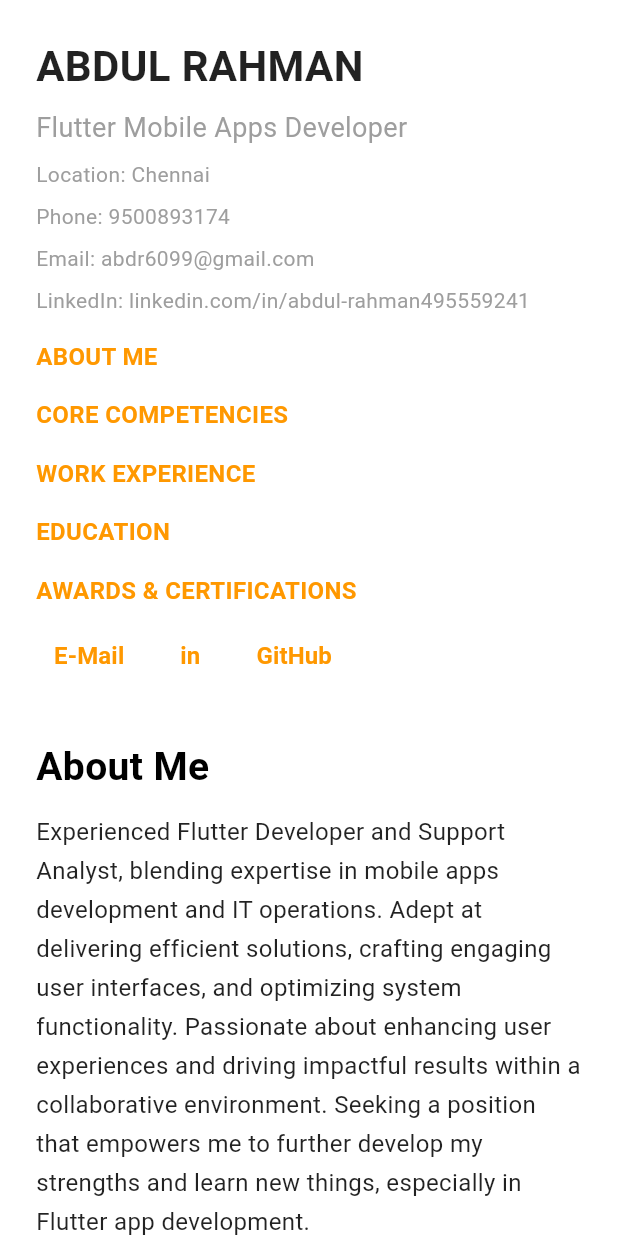
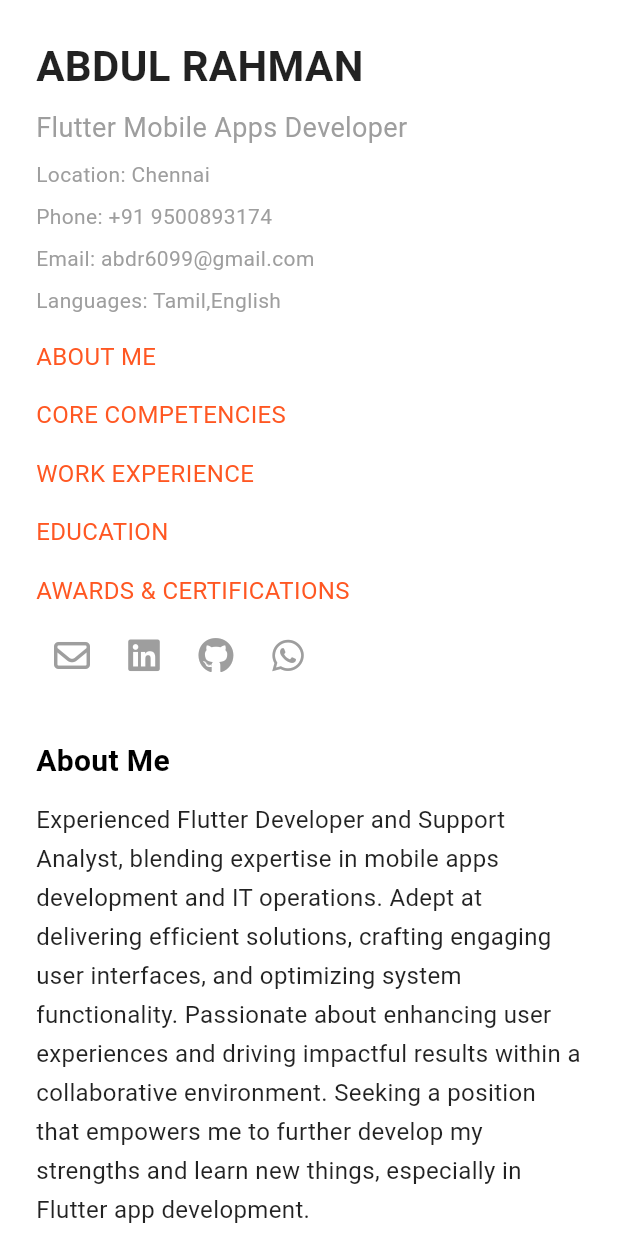
Before and after one commit to abdr60699/portfolio, a Flutter app: the screen it shows after launch, on a phone screen of 412 x 824 dp. Run offline on Flutter 3.47's test engine with Material 3 defaults, Android fonts, the phone set to English and light mode, and no system bars; our stand-ins replace font_awesome_flutter.

Commit message:
correction on urls

```diff
--- a/lib/main.dart
+++ b/lib/main.dart
@@ -1,6 +1,6 @@
 import 'package:flutter/material.dart';
+import 'package:font_awesome_flutter/font_awesome_flutter.dart';
 import 'package:url_launcher/url_launcher.dart';
-import 'package:font_awesome_flutter/font_awesome_flutter.dart';
 
 void main() => runApp(const PortfolioApp());
 
@@ -13,6 +13,7 @@ class PortfolioApp extends StatelessWidget {
       debugShowCheckedModeBanner: false,
       title: 'Abdul Rahman',
       theme: ThemeData(
+        colorScheme: ColorScheme.fromSeed(seedColor: Colors.deepOrange),
         fontFamily: 'Roboto',
         brightness: Brightness.light,
         scaffoldBackgroundColor: Colors.white,
@@ -37,6 +38,7 @@ class _PortfolioHomePageState extends State<PortfolioHomePage> {
   final GlobalKey experienceKey = GlobalKey();
   final GlobalKey educationKey = GlobalKey();
   final GlobalKey awardsKey = GlobalKey();
+  bool isTitleCompany = false;
 
   void scrollTo(GlobalKey key, {bool alignTop = true}) {
     final context = key.currentContext;
@@ -101,9 +103,9 @@ class _PortfolioHomePageState extends State<PortfolioHomePage> {
     return Column(
       crossAxisAlignment: CrossAxisAlignment.start,
       children: [
-        Text(
+        const Text(
           'ABDUL RAHMAN',
-          style: const TextStyle(
+          style: TextStyle(
             fontSize: 28,
             fontWeight: FontWeight.bold,
             color: Colors.black87,
@@ -116,32 +118,26 @@ class _PortfolioHomePageState extends State<PortfolioHomePage> {
         ),
         const SizedBox(height: 16),
         sidebarInfo('Location: Chennai'),
-        sidebarInfo('Phone: 9500893174'),
+        sidebarInfo('Phone: +91 9500893174'),
         sidebarInfo('Email: abdr6099@gmail.com'),
-        sidebarInfo('LinkedIn: linkedin.com/in/abdul-rahman495559241'),
+        sidebarInfo('Languages: Tamil,English'),
+        // sidebarInfo('LinkedIn: linkedin.com/in/abdul-rahman495559241'),
         const SizedBox(height: 16),
-
-        // Menu Buttons
         menuButton('ABOUT ME', aboutKey, false),
         menuButton('CORE COMPETENCIES', competenciesKey, false),
         menuButton('WORK EXPERIENCE', experienceKey, false),
         menuButton('EDUCATION', educationKey, false),
         menuButton('AWARDS & CERTIFICATIONS', awardsKey, false),
-
         const SizedBox(height: 16),
         Row(
-          mainAxisAlignment: MainAxisAlignment.start,
-          crossAxisAlignment: CrossAxisAlignment.start,
           children: [
-            textButton("E-Mail", 'mailto:abdr6099@gmail.com'),
-            textButton('Linkedin',
+            iconButton(FontAwesomeIcons.envelope, 'mailto:abdr6099@gmail.com'),
+            iconButton(FontAwesomeIcons.linkedin,
                 'https://www.linkedin.com/in/abdul-rahman-495559241/'),
-            textButton(
-              'GitHub',
-              'https://github.com/abdr60699',
-            )
+            iconButton(FontAwesomeIcons.github, 'https://github.com/abdr60699'),
+            iconButton(FontAwesomeIcons.whatsapp, 'https://wa.me/919500893174'),
           ],
-        )
+        ),
       ],
     );
   }
@@ -150,9 +146,9 @@ class _PortfolioHomePageState extends State<PortfolioHomePage> {
     return Column(
       crossAxisAlignment: CrossAxisAlignment.start,
       children: [
-        Text(
+        const Text(
           'ABDUL RAHMAN',
-          style: const TextStyle(
+          style: TextStyle(
             fontSize: 28,
             fontWeight: FontWeight.bold,
             color: Colors.black87,
@@ -165,28 +161,24 @@ class _PortfolioHomePageState extends State<PortfolioHomePage> {
         ),
         const SizedBox(height: 8),
         sidebarInfo('Location: Chennai'),
-        sidebarInfo('Phone: 9500893174'),
+        sidebarInfo('Phone: +91 9500893174'),
         sidebarInfo('Email: abdr6099@gmail.com'),
-        sidebarInfo('LinkedIn: linkedin.com/in/abdul-rahman495559241'),
-        // Menu Buttons
+        sidebarInfo('Languages: Tamil,English'),
+        // sidebarInfo('LinkedIn: linkedin.com/in/abdul-rahman495559241'),
         menuButton('ABOUT ME', aboutKey, true),
         menuButton('CORE COMPETENCIES', competenciesKey, true),
         menuButton('WORK EXPERIENCE', experienceKey, true),
         menuButton('EDUCATION', educationKey, false),
         menuButton('AWARDS & CERTIFICATIONS', awardsKey, false),
         Row(
-          mainAxisAlignment: MainAxisAlignment.start,
-          crossAxisAlignment: CrossAxisAlignment.start,
           children: [
-            textButton("E-Mail", 'mailto:abdr6099@gmail.com'),
-            textButton(
-                'in', 'https://www.linkedin.com/in/abdul-rahman-495559241/'),
-            textButton(
-              'GitHub',
-              'https://github.com/abdr60699',
-            )
+            iconButton(FontAwesomeIcons.envelope, 'mailto:abdr6099@gmail.com'),
+            iconButton(FontAwesomeIcons.linkedin,
+                'https://www.linkedin.com/in/abdul-rahman-495559241/'),
+            iconButton(FontAwesomeIcons.github, 'https://github.com/abdr60699'),
+            iconButton(FontAwesomeIcons.whatsapp, 'https://wa.me/919500893174'),
           ],
-        )
+        ),
       ],
     );
   }
@@ -194,7 +186,7 @@ class _PortfolioHomePageState extends State<PortfolioHomePage> {
   Widget sidebarInfo(String text) {
     return Padding(
       padding: const EdgeInsets.only(bottom: 8),
-      child: Text(
+      child: SelectableText(
         text,
         style: const TextStyle(color: Colors.grey, fontSize: 14),
       ),
@@ -210,32 +202,20 @@ class _PortfolioHomePageState extends State<PortfolioHomePage> {
           title,
           style: const TextStyle(
             fontSize: 16,
-            color: Colors.orange,
-            fontWeight: FontWeight.bold,
+            color: Colors.deepOrange,
           ),
         ),
       ),
     );
   }
 
-  // Widget iconButton(IconData icon, String link) {
-  //   return IconButton(
-  //     icon: Icon(icon, color: Colors.orange),
-  //     onPressed: () => _launchUrl(link),
-  //   );
-  // }
-
-  Widget textButton(String title, String link) {
-    return TextButton(
-      child: Text(
-        title,
-        style: const TextStyle(
-          fontSize: 16,
-          color: Colors.orange,
-          fontWeight: FontWeight.bold,
-        ),
+  Widget iconButton(IconData icon, String url) {
+    return IconButton(
+      icon: FaIcon(
+        icon,
+        color: Colors.grey,
       ),
-      onPressed: () => _launchUrl(link),
+      onPressed: () => launchUrl(Uri.parse(url)),
     );
   }
 
@@ -246,20 +226,62 @@ class _PortfolioHomePageState extends State<PortfolioHomePage> {
         sectionWidget('About Me', aboutKey,
             'Experienced Flutter Developer and Support Analyst, blending expertise in mobile apps development and IT operations. Adept at delivering efficient solutions, crafting engaging user interfaces, and optimizing system functionality. Passionate about enhancing user experiences and driving impactful results within a collaborative environment. Seeking a position that empowers me to further develop my strengths and learn new things, especially in Flutter app development.'),
         sectionWidget('Core Competencies', competenciesKey,
-            '- Flutter & Dart\n- MongoDB\n- Express.js\n- Basic knowledge of Linux, SQL, HTML, CSS, React.js\n- Excellent Communication and Persuasion Skills\n- Proven Track Record in Complaints and Grievance Resolution\n- Proficient in MS Excel'),
-        sectionWidget('Work Experience', experienceKey,
-            'Flutter Developer — Temple Ray Applied Technologies (2024 - Present)\n• Developed Flutter apps with backend (Express.js, MongoDB).\n• Integrated Firebase authentication and real-time database.\n• Play Store deployments and multilingual support.\n• Built real-time one-to-one chat using Socket.io.\n\nSupport Analyst & Flutter Developer — Tata Consultancy Services (2018 - 2024)\n• Built Contact Manager and Group Messenger Flutter apps.\n• Implemented Firebase authentication, Riverpod management.\n• Maintained IT servers and supported OTC cash flow operations.'),
+            '• Flutter, Firebase & Dart\n• MongoDB\n• Express.js\n• Basic knowledge of Linux, SQL, HTML, CSS, React.js\n• Excellent Communication and Persuasion Skills\n• Proven Track Record in Complaints and Grievance Resolution\n• Proficient in MS Excel'),
+        sectionRichText('Work Experience', experienceKey, [
+          const TextSpan(
+              text: 'Flutter Developer — ',
+              style: TextStyle(
+                  fontSize: 16,
+                  fontWeight: FontWeight.bold,
+                  color: Colors.black)),
+          const TextSpan(
+              text: 'Temple Ray Applied Technologies (2024 - Present)\n',
+              style: TextStyle(
+                  fontSize: 16,
+                  fontWeight: FontWeight.w500,
+                  color: Colors.deepOrange)),
+          const TextSpan(
+              text:
+                  '• Developed Flutter apps from scratch along with backend development and app deployment.\n'
+                  '• Implemented multilingual support and deployed to Play Store.\n'
+                  '• Created one-to-one chat using socket.io with real-time updates and typing status.\n'
+                  '• Integrated Firebase for authentication, Firestore for real-time updates, and FCM for push notifications.\n'
+                  '• Implemented REST APIs using Express.js and deployed on Azure.\n\n',
+              style:
+                  TextStyle(fontSize: 16, color: Colors.black87, height: 1.5)),
+          const TextSpan(
+              text: 'Support Analyst & Flutter Developer — ',
+              style: TextStyle(
+                  fontSize: 16,
+                  fontWeight: FontWeight.bold,
+                  color: Colors.black)),
+          const TextSpan(
+              text: 'Tata Consultancy Services (2018 - 2024)\n',
+              style: TextStyle(
+                  fontSize: 16,
+                  fontWeight: FontWeight.w500,
+                  color: Colors.deepOrange)),
+          const TextSpan(
+              text:
+                  '• Developed Contact Manager and Group Messenger using Flutter.\n'
+                  '• Integrated Firebase authentication and Riverpod state management.\n'
+                  '• Involved in IT operations, database maintenance, and app deployments.\n'
+                  '• Worked on the Order-to-Cash (O2C) process and customer account management.\n'
+                  '• Created dashboards and daily reports using SQL queries and Excel Macros.\n'
+                  '• Worked with external clients and internal teams for process improvements.\n'
+                  '• Provided Root Cause Analysis (RCA) reports and application issue tracking.\n'
+                  '• Delivered PowerPoint presentations, prepared reports, and used SSBS, Kenan FX, Clarify, and SAP.',
+              style:
+                  TextStyle(fontSize: 16, color: Colors.black87, height: 1.5)),
+        ]),
         sectionWidget('Education', educationKey,
             'B.Sc. Physics — The New College, Chennai, TN (June 2017)'),
         sectionWidget('Awards & Certifications', awardsKey,
-            '- Promising Kid Award (Junior Process Analyst)\n- Twice R&R Award for Stakeholder Collaboration\n- Certified in Prompt Engineering (Udemy Course)'),
+            '• Promising Kid Award (Junior Process Analyst)\n• Twice R&R Award for Stakeholder Collaboration\n• Certified in Prompt Engineering (Udemy Course)'),
         const SizedBox(height: 16),
-        Center(
-          child: Text(
-            'Built by Abdul Rahman — 2025',
-            style: const TextStyle(color: Colors.grey, fontSize: 14),
-          ),
-        )
+        const Center(
+            child: Text('Built by Abdul Rahman — 2025',
+                style: TextStyle(color: Colors.grey, fontSize: 14)))
       ],
     );
   }
@@ -271,23 +293,34 @@ class _PortfolioHomePageState extends State<PortfolioHomePage> {
       child: Column(
         crossAxisAlignment: CrossAxisAlignment.start,
         children: [
-          Text(
-            title,
-            style: const TextStyle(
-              fontSize: 26,
-              fontWeight: FontWeight.bold,
-              color: Colors.black,
-            ),
-          ),
+          Text(title,
+              style: const TextStyle(
+                  fontSize: 20,
+                  fontWeight: FontWeight.bold,
+                  color: Colors.black)),
           const SizedBox(height: 12),
-          Text(
-            content,
-            style: const TextStyle(
-              fontSize: 16,
-              height: 1.6,
-              color: Colors.black87,
-            ),
-          ),
+          Text(content,
+              style: const TextStyle(
+                  fontSize: 16, height: 1.6, color: Colors.black87)),
+        ],
+      ),
+    );
+  }
+
+  Widget sectionRichText(String title, GlobalKey key, List<TextSpan> spans) {
+    return Container(
+      key: key,
+      padding: const EdgeInsets.only(bottom: 16),
+      child: Column(
+        crossAxisAlignment: CrossAxisAlignment.start,
+        children: [
+          Text(title,
+              style: const TextStyle(
+                  fontSize: 20,
+                  fontWeight: FontWeight.bold,
+                  color: Colors.black)),
+          const SizedBox(height: 12),
+          RichText(text: TextSpan(children: spans)),
         ],
       ),
     );
```
Also changed, not shown: pubspec.yaml (+7 -35 lines), 1 other file.
